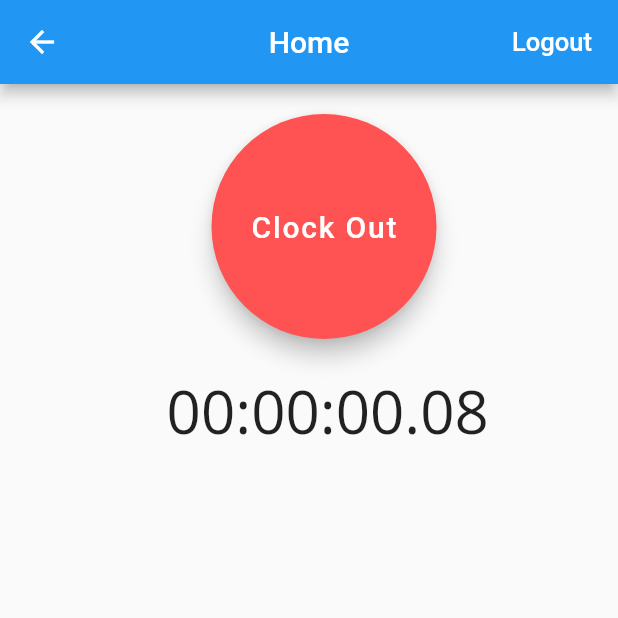
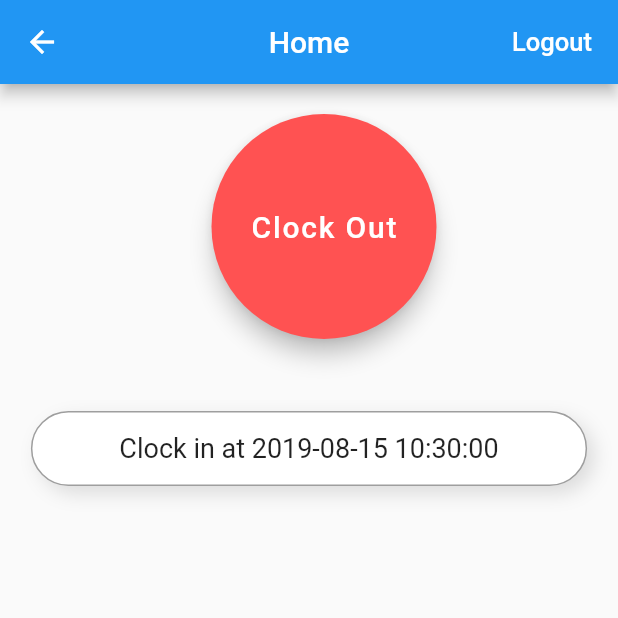
Before and after one commit to leoshum/Strivright, a Flutter app: the HomePage screen opened by its route, after a tap on "Clock In", on a phone screen of 412 x 824 dp, the top half of it. Run offline on Flutter 3.47's test engine with Material 2 defaults, Android fonts, the phone set to English and light mode, and no system bars; our stand-ins replace cloud_firestore, firebase_auth, firebase_storage, location, rxdart; accounts and stored records are empty; Roboto replaces fonts that are missing (Open Sans).

Commit message:
add clock in, clock out time

```diff
--- a/lib/common/widgets/dialogs.widget.dart
+++ b/lib/common/widgets/dialogs.widget.dart
@@ -9,9 +9,7 @@ class Dialogs {
           return AlertDialog(
             title: Text(title),
             content: SingleChildScrollView(
-              child: ListBody(
-                children: <Widget>[Text(description)],
-              ),
+              child: Text(description),
             ),
             actions: <Widget>[
               FlatButton(
--- a/lib/screens/home/home.screen.dart
+++ b/lib/screens/home/home.screen.dart
@@ -1,6 +1,6 @@
+import 'package:flutter_demo/common/format.date.dart';
 import 'package:flutter_demo/common/services/firestore.service.dart';
 import 'package:flutter_demo/common/services/loader.service.dart';
-import 'package:flutter_demo/common/widgets/timer.widget.dart';
 import 'package:flutter_demo/common/services/user.service.dart';
 import 'package:flutter_demo/common/widgets/dialogs.widget.dart';
 import 'package:firebase_auth/firebase_auth.dart';
@@ -19,6 +19,8 @@ class _HomePageState extends State<HomePage> {
   Stopwatch stopwatch = Stopwatch();
   String sesId;
   String lastTimer = '';
+  String clockInTime = '';
+  String clockOutTime = '';
 
   @override
   void initState() {
@@ -40,7 +42,6 @@ class _HomePageState extends State<HomePage> {
   @override
   Widget build(BuildContext context) {
     loaderBlock.setLoaderState(false);
-
     return StreamBuilder(
         stream: Observable.combineLatest2(userBlock.user, loaderBlock.isLoading,
             (user, isLoading) => [user, isLoading]),
@@ -72,9 +73,12 @@ class _HomePageState extends State<HomePage> {
               body: Column(
                 mainAxisAlignment: MainAxisAlignment.start,
                 children: <Widget>[
+                  Row(
+                    mainAxisAlignment: MainAxisAlignment.center,
+                    children: <Widget>[
                       Padding(
-                      padding:
-                          EdgeInsets.only(top: 20.0, bottom: 20.0, left: 20),
+                          padding: EdgeInsets.only(
+                              top: 20.0, bottom: 20.0, left: 20),
                           child: Container(
                             width: 150.0,
                             height: 150.0,
@@ -82,17 +86,24 @@ class _HomePageState extends State<HomePage> {
                                 ? FloatingActionButton(
                                     backgroundColor: Colors.redAccent,
                                     onPressed: () {
-                                  dialogs.confirm(context, 'clock out',
-                                      'Are you sure you want to clock out?',
+                                      dialogs.confirm(context, 'Clock out',
+                                          'Are you sure you want to Clock out?',
                                           (context) async {
                                         DateTime now = DateTime.now();
+                                        this.clockOutTime =
+                                            now.toString().split('.')[0];
                                         setState(() {
                                           isClockIn = false;
                                           stopwatch.stop();
                                         });
-                                    String ts = stopwatch.elapsed.toString();
-                                    this.lastTimer = await fireStore.setSessionEnd(
-                                        snapshot.data[0].uid, now, ts, sesId);
+                                        String ts =
+                                            stopwatch.elapsed.toString();
+                                        this.lastTimer =
+                                            await fireStore.setSessionEnd(
+                                                snapshot.data[0].uid,
+                                                now,
+                                                ts,
+                                                sesId);
                                         setState(() => stopwatch.reset());
                                         Navigator.pop(context);
                                       });
@@ -106,6 +117,9 @@ class _HomePageState extends State<HomePage> {
                                     backgroundColor: Colors.green,
                                     onPressed: () async {
                                       DateTime now = DateTime.now();
+                                      this.lastTimer = null;
+                                      this.clockInTime =
+                                          now.toString().split('.')[0];
                                       setState(() {
                                         isClockIn = true;
                                         stopwatch.start();
@@ -120,18 +134,52 @@ class _HomePageState extends State<HomePage> {
                                     ),
                                   ),
                           )),
-                  Padding(
-                    padding: const EdgeInsets.only(left: 25.0),
-                    child: TimerText(stopwatch: stopwatch),
+                    ],
                   ),
-                  Padding(
+                  clockInTime.length > 0
+                      ? Padding(
                           padding: const EdgeInsets.all(20.0),
-                    child: lastTimer.length > 0
-                        ? Text("Last session time: $lastTimer", style: TextStyle(fontSize: 18))
-                        : Container(),
+                          child: lastTimer == null
+                              ? TextContainer(Text("Clock in at $clockInTime",
+                                  style: TextStyle(fontSize: 18)))
+                              : Column(
+                                  children: <Widget>[
+                                    TextContainer(Text(
+                                        "Clock in at ${formatDate(clockInTime)}",
+                                        style: TextStyle(fontSize: 18))),
+                                    TextContainer(Text(
+                                        "Time: ${lastTimer.split('.')[0]}",
+                                        style: TextStyle(fontSize: 18))),
+                                    TextContainer(Text(
+                                        "Clock out at ${formatDate(clockOutTime)}",
+                                        style: TextStyle(fontSize: 18))),
+                                  ],
+                                ),
                         )
+                      : Container()
                 ],
               ));
         });
   }
+
+  Widget TextContainer(Widget txt) {
+    return Container(
+        height: 50,
+        width: MediaQuery.of(context).size.width * 0.9,
+        decoration: BoxDecoration(
+            color: Colors.white,
+            border: Border.all(
+              color: Colors.black38,
+              width: 1.0,
+            ),
+            boxShadow: <BoxShadow>[
+              BoxShadow(
+                  color: Colors.black12,
+                  offset: new Offset(5.0, 5.0),
+                  blurRadius: 10.0),
+            ],
+            borderRadius: BorderRadius.circular(32.0)),
+        margin: EdgeInsets.symmetric(vertical: 8.0),
+        child: Center(child: txt));
   }
+}
--- a/pubspec.yaml
+++ b/pubspec.yaml
@@ -29,6 +29,7 @@ dependencies:
   cloud_firestore: ^0.12.9
   location: ^2.3.5
   rxdart: ^0.22.1+1
+  intl: ^0.15.8
 
 dev_dependencies:
   flutter_test:
```
Also changed, not shown: lib/common/format.date.dart (added, +22 -0 lines), pubspec.lock. Lines whose indentation alone changed are shown as unchanged.
